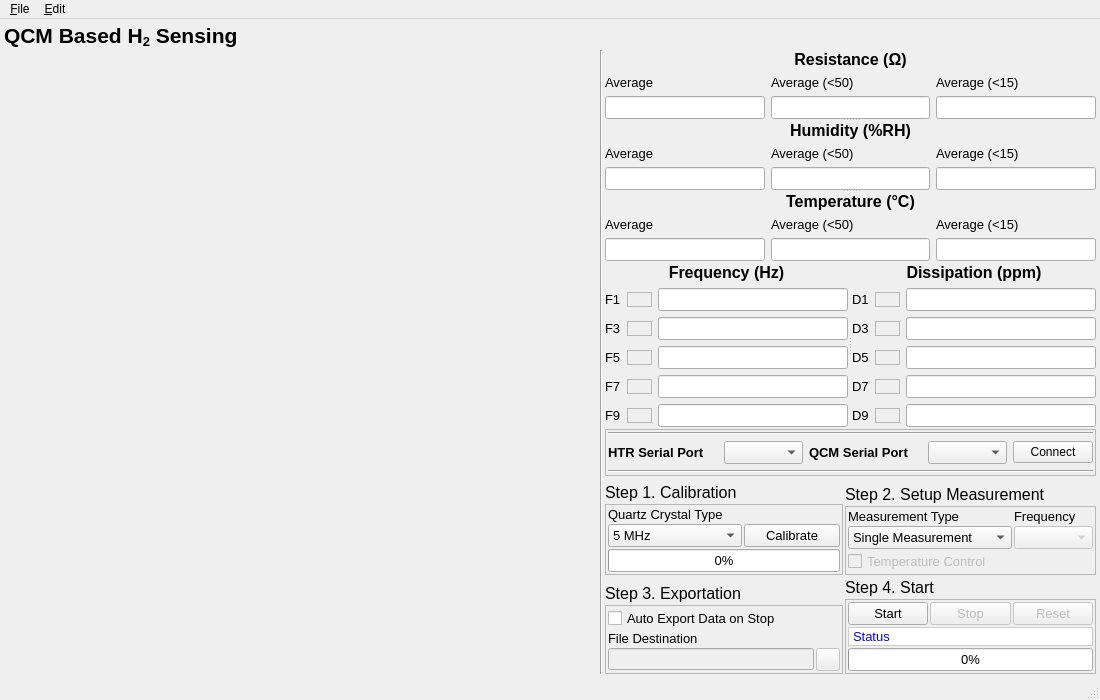
Above: ui/main_gui.ui from CydiaBoss/uc-htr-sensor before the change. Below: the same form after it.
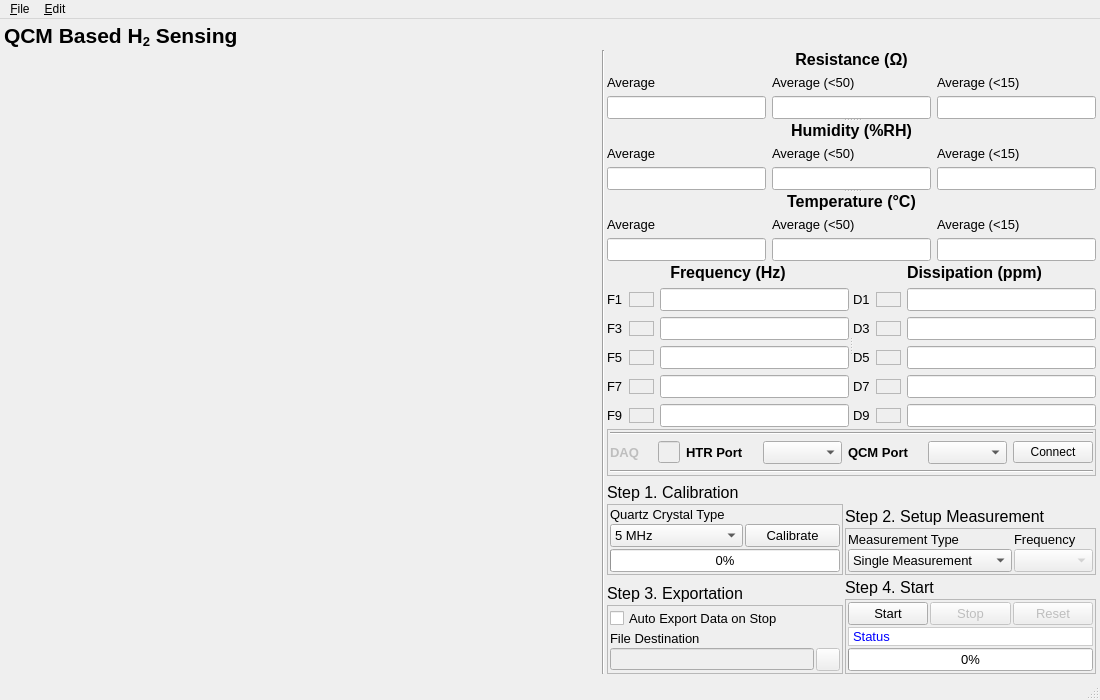
That is the form after the change. Icons and pictures are not drawn. Custom widgets are drawn as their Qt base class.

Diff of the .ui file:
```diff
--- a/ui/main_gui.ui
+++ b/ui/main_gui.ui
@@ -1292,7 +1292,7 @@
                   <number>2</number>
                  </property>
                  <item>
-                  <layout class="QGridLayout" name="gridLayout_4" columnstretch="7,5">
+                  <layout class="QGridLayout" name="gridLayout_4" columnstretch="7,0">
                    <property name="verticalSpacing">
                     <number>2</number>
                    </property>
@@ -1311,6 +1311,18 @@
                      </property>
                     </widget>
                    </item>
+                   <item row="1" column="1">
+                    <widget class="QComboBox" name="freq_list">
+                     <property name="enabled">
+                      <bool>false</bool>
+                     </property>
+                     <property name="font">
+                      <font>
+                       <pointsize>10</pointsize>
+                      </font>
+                     </property>
+                    </widget>
+                   </item>
                    <item row="0" column="1">
                     <widget class="QLabel" name="label_3">
                      <property name="font">
@@ -1345,33 +1357,6 @@
                      </item>
                     </widget>
                    </item>
-                   <item row="1" column="1">
-                    <widget class="QComboBox" name="freq_list">
-                     <property name="enabled">
-                      <bool>false</bool>
-                     </property>
-                     <property name="font">
-                      <font>
-                       <pointsize>10</pointsize>
-                      </font>
-                     </property>
-                    </widget>
-                   </item>
-                   <item row="2" column="0" colspan="2">
-                    <widget class="QCheckBox" name="qcm_temp_ctrl">
-                     <property name="enabled">
-                      <bool>false</bool>
-                     </property>
-                     <property name="font">
-                      <font>
-                       <pointsize>10</pointsize>
-                      </font>
-                     </property>
-                     <property name="text">
-                      <string>Temperature Control</string>
-                     </property>
-                    </widget>
-                   </item>
                   </layout>
                  </item>
                 </layout>
@@ -1597,42 +1582,7 @@
            </item>
            <item row="1" column="0">
             <layout class="QGridLayout" name="gridLayout_12">
-             <item row="0" column="2">
-              <widget class="QComboBox" name="htr_serial">
-               <property name="font">
-                <font>
-                 <pointsize>10</pointsize>
-                </font>
-               </property>
-              </widget>
-             </item>
-             <item row="0" column="5">
-              <widget class="QComboBox" name="qcm_serial">
-               <property name="font">
-                <font>
-                 <pointsize>10</pointsize>
-                </font>
-               </property>
-              </widget>
-             </item>
-             <item row="0" column="0">
-              <widget class="QLabel" name="label_13">
-               <property name="font">
-                <font>
-                 <pointsize>10</pointsize>
-                 <weight>75</weight>
-                 <bold>true</bold>
-                </font>
-               </property>
-               <property name="text">
-                <string>HTR Serial Port</string>
-               </property>
-               <property name="buddy">
-                <cstring>htr_serial</cstring>
-               </property>
-              </widget>
-             </item>
-             <item row="0" column="4">
+             <item row="0" column="7">
               <widget class="QLabel" name="qcm_status">
                <property name="sizePolicy">
                 <sizepolicy hsizetype="Fixed" vsizetype="Preferred">
@@ -1648,7 +1598,24 @@
                </property>
               </widget>
              </item>
-             <item row="0" column="1">
+             <item row="0" column="6">
+              <widget class="QLabel" name="label_14">
+               <property name="font">
+                <font>
+                 <pointsize>10</pointsize>
+                 <weight>75</weight>
+                 <bold>true</bold>
+                </font>
+               </property>
+               <property name="text">
+                <string>QCM Port</string>
+               </property>
+               <property name="buddy">
+                <cstring>qcm_serial</cstring>
+               </property>
+              </widget>
+             </item>
+             <item row="0" column="4">
               <widget class="QLabel" name="htr_status">
                <property name="sizePolicy">
                 <sizepolicy hsizetype="Fixed" vsizetype="Preferred">
@@ -1662,10 +1629,33 @@
                <property name="pixmap">
                 <pixmap resource="resources/main.qrc">:/main/mark.png</pixmap>
                </property>
+               <property name="buddy">
+                <cstring>htr_serial</cstring>
+               </property>
+              </widget>
+             </item>
+             <item row="0" column="0">
+              <widget class="QLabel" name="daq_label">
+               <property name="enabled">
+                <bool>false</bool>
+               </property>
+               <property name="font">
+                <font>
+                 <pointsize>10</pointsize>
+                 <weight>75</weight>
+                 <bold>true</bold>
+                </font>
+               </property>
+               <property name="text">
+                <string>DAQ</string>
+               </property>
+               <property name="buddy">
+                <cstring>daq_device</cstring>
+               </property>
               </widget>
              </item>
              <item row="0" column="3">
-              <widget class="QLabel" name="label_14">
+              <widget class="QLabel" name="label_13">
                <property name="font">
                 <font>
                  <pointsize>10</pointsize>
@@ -1674,10 +1664,54 @@
                 </font>
                </property>
                <property name="text">
-                <string>QCM Serial Port</string>
+                <string>HTR Port</string>
                </property>
                <property name="buddy">
-                <cstring>qcm_serial</cstring>
+                <cstring>htr_serial</cstring>
+               </property>
+              </widget>
+             </item>
+             <item row="0" column="8">
+              <widget class="QComboBox" name="qcm_serial">
+               <property name="font">
+                <font>
+                 <pointsize>10</pointsize>
+                </font>
+               </property>
+              </widget>
+             </item>
+             <item row="0" column="5">
+              <widget class="QComboBox" name="htr_serial">
+               <property name="font">
+                <font>
+                 <pointsize>10</pointsize>
+                </font>
+               </property>
+              </widget>
+             </item>
+             <item row="0" column="1">
+              <widget class="QLabel" name="daq_status">
+               <property name="enabled">
+                <bool>false</bool>
+               </property>
+               <property name="text">
+                <string/>
+               </property>
+               <property name="pixmap">
+                <pixmap resource="resources/main.qrc">:/main/mark.png</pixmap>
+               </property>
+               <property name="buddy">
+                <cstring>daq_device</cstring>
+               </property>
+              </widget>
+             </item>
+             <item row="0" column="2">
+              <widget class="QLineEdit" name="daq_device">
+               <property name="enabled">
+                <bool>false</bool>
+               </property>
+               <property name="readOnly">
+                <bool>true</bool>
                </property>
               </widget>
              </item>
```
Left out of the diff: 4 changed lines with no effect on the pictures.
